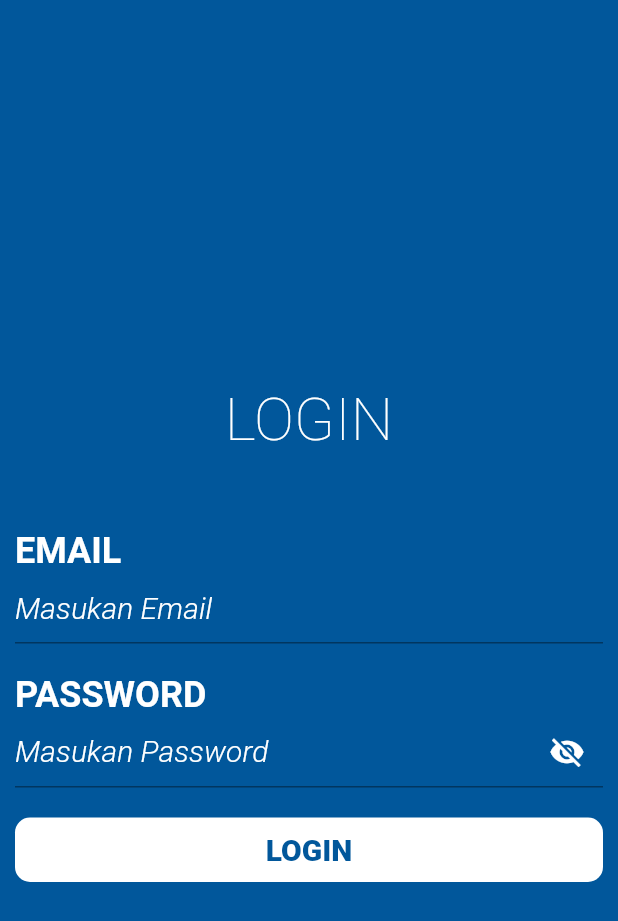
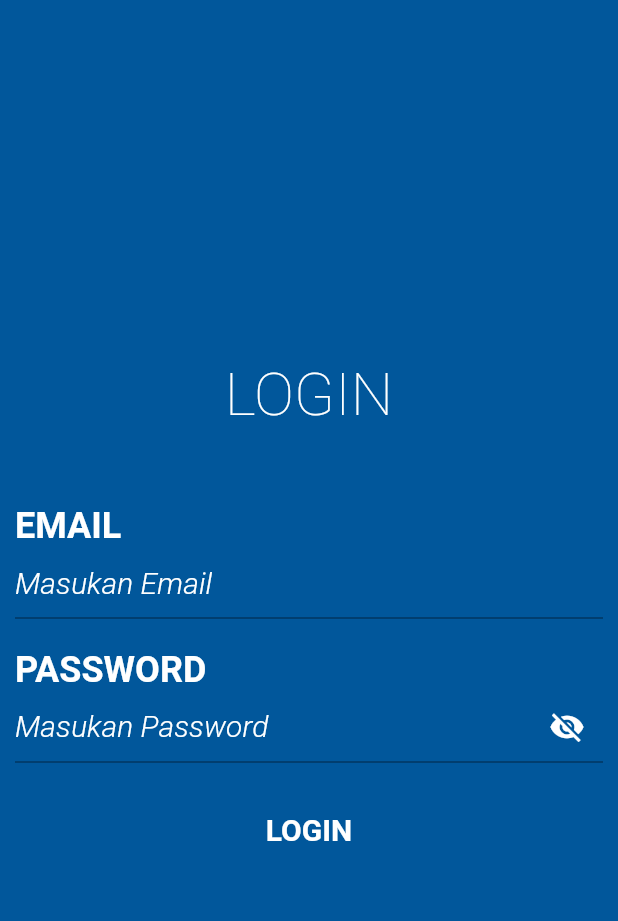
Before and after one commit to BidinOn07/Serving_Apps, a Flutter app: the LoginView screen opened directly, on a phone screen of 412 x 824 dp. Shown: the top 921 px of the screen. Run offline on Flutter 3.47's test engine with Material 2 defaults, Android fonts, the phone set to English and light mode, and no system bars; our stand-ins replace curved_navigation_bar, eva_icons_flutter, get, introduction_screen, lottie, money_formatter.

Commit message:
fix eror

```diff
--- a/lib/app/routes/app_routes.dart
+++ b/lib/app/routes/app_routes.dart
@@ -11,7 +11,6 @@ abstract class Routes {
   static const MAINPAGE = _Paths.MAINPAGE;
   static const HOME = _Paths.HOME;
   static const NAVIGATIONBAR = _Paths.NAVIGATIONBAR;
-  static const DETAIL_MENU = _Paths.DETAIL_MENU;
   static const LAPORAN = _Paths.LAPORAN;
   static const STATUS = _Paths.STATUS;
   static const PEMBAYARAN = _Paths.PEMBAYARAN;
@@ -25,7 +24,6 @@ abstract class _Paths {
   static const MAINPAGE = '/mainpage';
   static const HOME = '/home';
   static const NAVIGATIONBAR = '/navigationbar';
-  static const DETAIL_MENU = '/detail-menu';
   static const LAPORAN = '/laporan';
   static const STATUS = '/status';
   static const PEMBAYARAN = '/pembayaran';
--- a/lib/app/routes/login/views/login_view.dart
+++ b/lib/app/routes/login/views/login_view.dart
@@ -6,7 +6,6 @@ import 'package:get/get.dart';
 import 'package:kasir/app/utils/constant.dart';
 import 'package:kasir/app/utils/mainpage.dart';
 
-import '../../../modules/home/views/home_view.dart';
 import '../controllers/login_controller.dart';
 
 class LoginView extends GetView<LoginController> {
@@ -24,17 +23,6 @@ class LoginView extends GetView<LoginController> {
           mainAxisAlignment: MainAxisAlignment.center,
           crossAxisAlignment: CrossAxisAlignment.stretch,
           children: [
-            // Container(
-            //   child: Center(
-            //     child: Image.asset(
-            //       'assets/images/login.jpg',
-            //       height: 100,
-            //     ),
-            //   ),
-            // ),
-            const SizedBox(
-              height: 20,
-            ),
             const Text(
               'LOGIN',
               style: TextStyle(
@@ -110,30 +98,30 @@ class LoginView extends GetView<LoginController> {
               height: 20,
             ),
             Material(
-              color: kColor,
+              color: kColorPrimary,
               borderRadius: BorderRadius.circular(10),
               child: InkWell(
                 onTap: () {
                   Get.to(() => MainPage());
                 },
-                borderRadius: BorderRadius.circular(5),
+                borderRadius: BorderRadius.circular(10),
                 child: Container(
-                  width: 350,
-                  child: const Padding(
+                  width: double.infinity,
+                  height: 50.0,
                   padding: EdgeInsets.symmetric(
                     vertical: 10,
                     horizontal: 20,
                   ),
+                  margin: EdgeInsets.all(3),
                   child: Text(
                     'LOGIN',
                     style: TextStyle(
                       fontSize: 20,
                       fontFamily: 'Roboto',
-                        fontWeight: FontWeight.w800,
-                        color: kColorPrimary,
+                      fontWeight: FontWeight.bold,
+                      color: kColor,
                     ),
                     textAlign: TextAlign.center,
-                    ),
                   ),
                 ),
               ),
--- a/lib/app/utils/constant.dart
+++ b/lib/app/utils/constant.dart
@@ -16,7 +16,7 @@ const kShadow = Colors.grey;
 
 const kColorTemplateMerah = Color(0xffb00020);
 const kColorTemplateHijau = Color(0xff799351);
-const kColorTemplateOren = Color(0xffffa36c);
+const kCoOren = Color(0xffffa36c);
 
 const kBorderRadius = 10.0;
 const kSpacing = 20.0;
```
Also changed, not shown: lib/app/routes/app_pages.dart (+0 -7 lines). Lines whose indentation alone changed are shown as unchanged.
